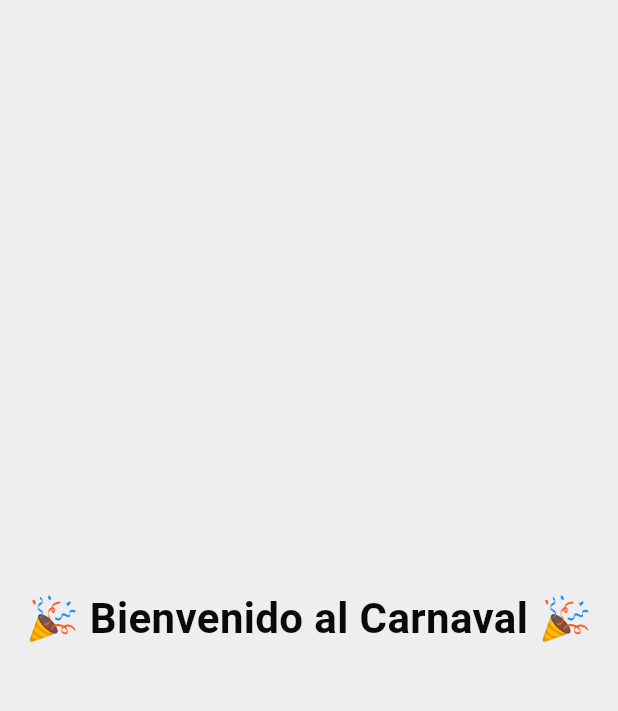
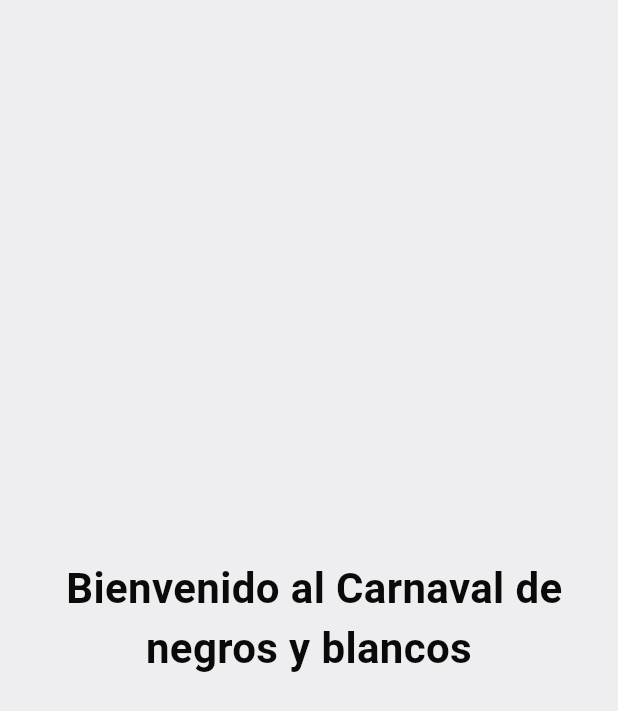
Before and after one commit to Danieltwelve/CarnavalApp, a Flutter app: the screen it shows after launch, on a phone screen of 412 x 824 dp. Shown: the top 711 px of the screen. Run offline on Flutter 3.47's test engine with Material 3 defaults, Android fonts, the phone set to English and light mode, and no system bars.

```diff
--- a/lib/main.dart
+++ b/lib/main.dart
@@ -25,7 +25,7 @@ class WelcomePage extends StatelessWidget {
       backgroundColor: const Color.fromARGB(255, 238, 238, 240), // color de fondo
       body: Center(
         child: Text(
-          "🎉 Bienvenido al Carnaval 🎉",
+          " Bienvenido al Carnaval de negros y blancos ",
           textAlign: TextAlign.center,
           style: TextStyle(
             fontSize: 28,
```
